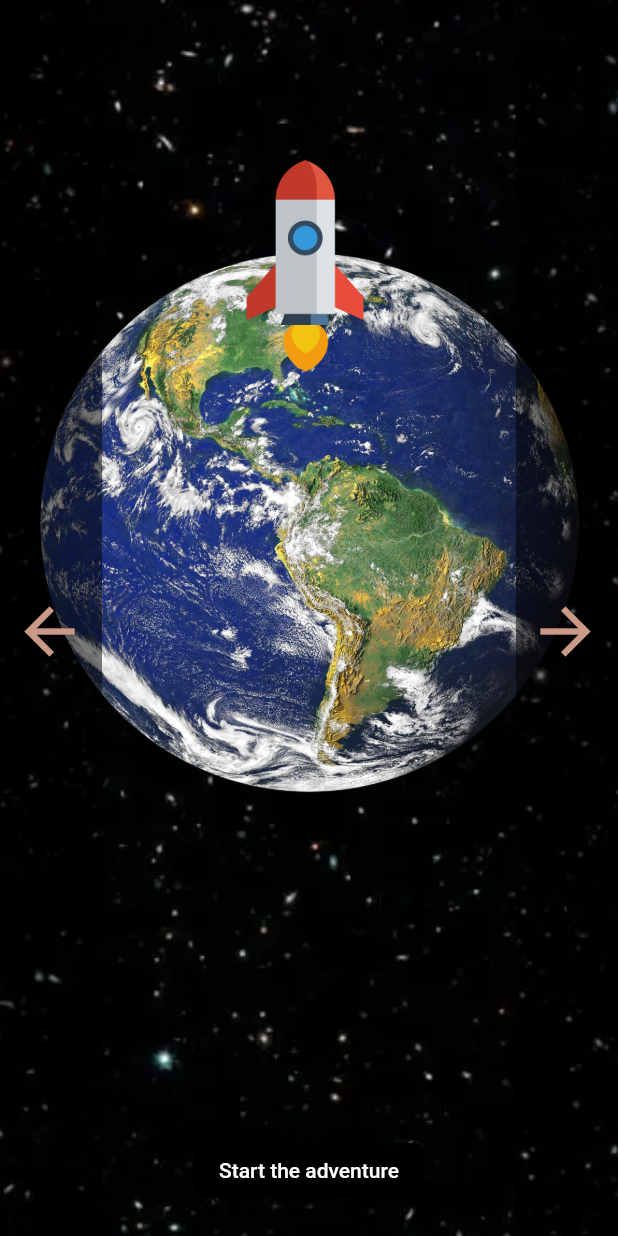
After one commit to seergiomadrid/metrovalencia, a Flutter app: the notStarted screen opened directly, on a phone screen of 412 x 824 dp. The commit adds this screen. Run offline on Flutter 3.47's test engine with Material 2 defaults, Android fonts, the light colour scheme and no system bars; our stand-ins replace google_fonts; network calls fail.

Commit message:
otras respuetas

```diff
--- a/lib/notStarted.dart
+++ b/lib/notStarted.dart
@@ -9,6 +9,7 @@ import 'package:metrovalencia/widgets/appDialog.dart';
 import 'package:metrovalencia/widgets/coheteGrande.dart';
 import 'package:metrovalencia/widgets/dialogoHistoria.dart';
 import 'package:metrovalencia/widgets/mainMenu.dart';
+import 'package:metrovalencia/widgets/mainMenuFalso.dart';
 import 'GameFlow.dart';
 
 import 'widgets/AnimateText.dart';
@@ -38,7 +39,7 @@ class _notStartedState extends State<notStarted> {
       return Scaffold(
         body: Stack(
           children: [
-            const mainMenu(),
+            const mainMenuFalso(),
             arrowForwardGame(context, const SecondRoute(), false),
             arrowBackGame(context),
             Align(
--- /dev/null
+++ b/lib/widgets/mainMenuFalso.dart
@@ -0,0 +1,46 @@
+import 'package:flutter/material.dart';
+import 'package:metrovalencia/GameFlow.dart';
+import 'package:metrovalencia/widgets/coheteGrande.dart';
+
+class mainMenuFalso extends StatefulWidget {
+  const mainMenuFalso({super.key});
+
+  @override
+  State<mainMenuFalso> createState() => _mainMenuFalsoState();
+}
+
+class _mainMenuFalsoState extends State<mainMenuFalso> {
+  @override
+  Widget build(BuildContext context) {
+    return Container(
+      width: MediaQuery.of(context).size.width,
+      decoration: const BoxDecoration(
+        image: DecorationImage(
+          image: AssetImage(
+              'assets/assetsHubbleLegacyField.png'), // Replace with your image asset path
+          fit: BoxFit.cover, // You can adjust the fit mode as needed
+        ),
+      ),
+      child: Column(
+        children: [
+          const SizedBox(
+            height: 100,
+          ),
+          Stack(
+            alignment: Alignment.topCenter,
+            children: [
+              SizedBox(
+                height: 500,
+                child: Image.asset('assets/tierra.png'),
+              ),
+              SizedBox(
+                height: 150,
+                child: Image.asset('assets/cohete.png'),
+              )
+            ],
+          ),
+        ],
+      ),
+    );
+  }
+}
```
Also changed, not shown: lib/GameFlow.dart (+43 -53 lines), lib/widgets/Titan.dart (+9 -7 lines).
